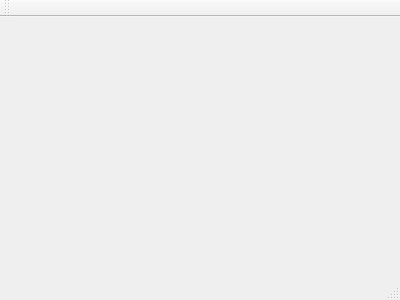
First picture: the form in mainwindow.ui, repository CRM2017/cuACS, before the edit.
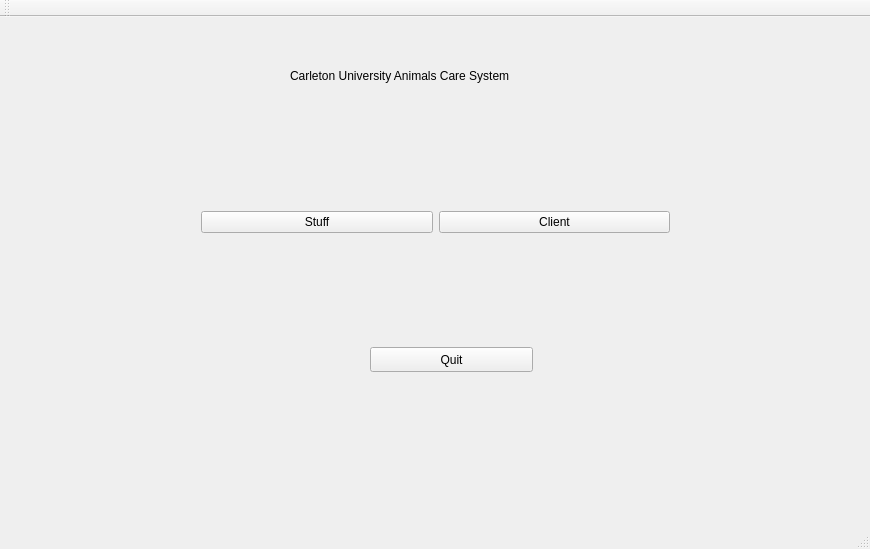
Second picture: the form after the edit.

Commit message: Add stuff view, animal list view

What changed in the file:
```diff
--- a/mainwindow.ui
+++ b/mainwindow.ui
@@ -1,24 +1,92 @@
 <ui version="4.0">
  <class>MainWindow</class>
- <widget class="QMainWindow" name="MainWindow" >
-  <property name="geometry" >
+ <widget class="QMainWindow" name="MainWindow">
+  <property name="geometry">
    <rect>
     <x>0</x>
     <y>0</y>
-    <width>400</width>
-    <height>300</height>
+    <width>870</width>
+    <height>549</height>
    </rect>
   </property>
   <property name="windowTitle" >
    <string>MainWindow</string>
   </property>
-  <widget class="QMenuBar" name="menuBar" />
-  <widget class="QToolBar" name="mainToolBar" />
-  <widget class="QWidget" name="centralWidget" />
-  <widget class="QStatusBar" name="statusBar" />
+  <widget class="QWidget" name="centralWidget">
+   <widget class="QLabel" name="appNameLable">
+    <property name="geometry">
+     <rect>
+      <x>290</x>
+      <y>50</y>
+      <width>301</width>
+      <height>17</height>
+     </rect>
+    </property>
+    <property name="text">
+     <string>Carleton University Animals Care System</string>
+    </property>
+   </widget>
+   <widget class="QWidget" name="horizontalLayoutWidget">
+    <property name="geometry">
+     <rect>
+      <x>190</x>
+      <y>130</y>
+      <width>491</width>
+      <height>151</height>
+     </rect>
+    </property>
+    <layout class="QHBoxLayout" name="horizontalLayout">
+     <item>
+      <widget class="QPushButton" name="stuffButton">
+       <property name="text">
+        <string>Stuff</string>
+       </property>
+      </widget>
+     </item>
+     <item>
+      <widget class="QPushButton" name="clientButton">
+       <property name="text">
+        <string>Client</string>
+       </property>
+      </widget>
+     </item>
+    </layout>
+   </widget>
+   <widget class="QPushButton" name="quitButton">
+    <property name="geometry">
+     <rect>
+      <x>370</x>
+      <y>330</y>
+      <width>163</width>
+      <height>25</height>
+     </rect>
+    </property>
+    <property name="text">
+     <string>Quit</string>
+    </property>
+   </widget>
+  </widget>
+  <widget class="QMenuBar" name="menuBar">
+   <property name="geometry">
+    <rect>
+     <x>0</x>
+     <y>0</y>
+     <width>870</width>
+     <height>22</height>
+    </rect>
+   </property>
+  </widget>
+  <widget class="QToolBar" name="mainToolBar">
+   <attribute name="toolBarArea">
+    <enum>TopToolBarArea</enum>
+   </attribute>
+   <attribute name="toolBarBreak">
+    <bool>false</bool>
+   </attribute>
+  </widget>
+  <widget class="QStatusBar" name="statusBar"/>
  </widget>
- <layoutDefault spacing="6" margin="11" />
- <pixmapfunction></pixmapfunction>
+ <layoutdefault spacing="6" margin="11"/>
  <resources/>
  <connections/>
 </ui>
```
Left out of the diff: 3 changed lines with no effect on the pictures. The commit also changes 15 other files.
